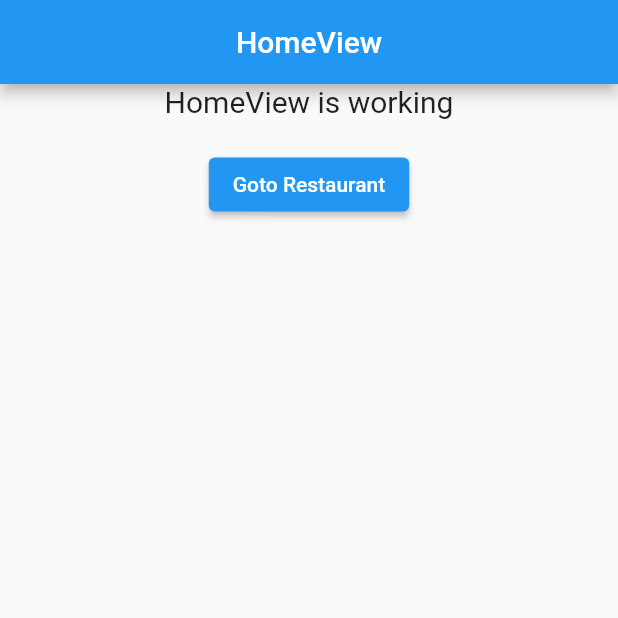
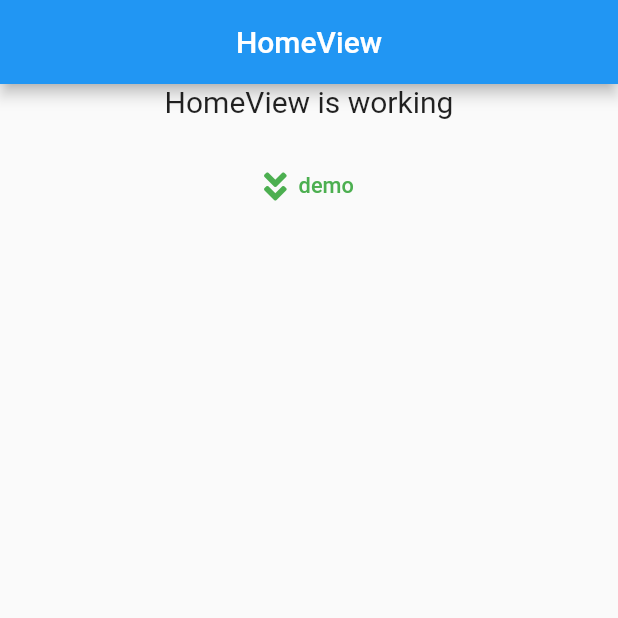
Before and after one commit to tulip36/flutter-app-with-strapi, a Flutter app: the screen it shows after launch, on a phone screen of 412 x 824 dp, the top half of it. Run offline on Flutter 3.47's test engine with Material 2 defaults, Android fonts, the phone set to English and light mode, and no system bars; drawn by our look-alikes of getwidget; our stand-ins replace font_awesome_flutter, get, graphql.

Commit message:
create demo for getwidget package

```diff
--- a/frontend/lib/app/data/providers/restaurant_provider.dart
+++ b/frontend/lib/app/data/providers/restaurant_provider.dart
@@ -21,7 +21,7 @@ class RestaurantProvider {
         }
       }
      """;
-    const int id = 1;
+    // const int id = 1;
 
     final QueryOptions options = QueryOptions(
       document: gql(readRepositories),
--- a/frontend/lib/app/data/services/init_services.dart
+++ b/frontend/lib/app/data/services/init_services.dart
@@ -20,7 +20,7 @@ class DbService extends GetxService {
         'eyJhbGciOiJIUzI1NiIsInR5cCI6IkpXVCJ9.eyJpZCI6MSwiaWF0IjoxNjI5NjU0MTI0LCJleHAiOjE2MzIyNDYxMjR9.Z1QIJCXShPuhe4sZIVQ1llhp9UvNj2luKN5QIIvSfqQ';
 
     final _httpLink = HttpLink(
-      'http://192.168.31.205:1337/graphql',
+      'http://192.168.0.22:1337/graphql',
     );
 
     final _authLink = AuthLink(
--- a/frontend/lib/app/modules/home/views/home_view.dart
+++ b/frontend/lib/app/modules/home/views/home_view.dart
@@ -1,5 +1,7 @@
 import 'package:flutter/material.dart';
-import 'package:frontend/app/modules/restaurant/views/restaurant_view.dart';
+// import 'package:frontend/app/modules/restaurant/views/restaurant_view.dart';
+import 'package:getwidget/getwidget.dart';
+import 'package:font_awesome_flutter/font_awesome_flutter.dart';
 
 import 'package:get/get.dart';
 
@@ -22,9 +24,20 @@ class HomeView extends GetView<HomeController> {
             ),
           ),
           SizedBox(height: 20),
-          ElevatedButton(
-            onPressed: () => Get.toNamed('/restaurant'),
-            child: Text('Goto Restaurant'),
+          GFButton(
+            onPressed: () => Get.toNamed('/demo'),
+            text: 'demo',
+            size: GFSize.LARGE,
+            type: GFButtonType.outline2x,
+            shape: GFButtonShape.pills,
+            hoverColor: Colors.amber,
+            borderSide: BorderSide.none,
+            textColor: Colors.green,
+            icon: FaIcon(FontAwesomeIcons.angleDoubleDown),
+            // focusColor: Colors.amber,
+            // highlightColor: Colors.amber,
+            // splashColor: Colors.amber,
+            // disabledColor: Colors.amber,
           ),
         ],
       ),
--- a/frontend/lib/app/modules/restaurant/views/restaurant_view.dart
+++ b/frontend/lib/app/modules/restaurant/views/restaurant_view.dart
@@ -1,3 +1,5 @@
+import 'dart:developer';
+
 import 'package:flutter/material.dart';
 
 import 'package:get/get.dart';
@@ -7,7 +9,9 @@ import '../controllers/restaurant_controller.dart';
 class RestaurantView extends GetView<RestaurantController> {
   @override
   Widget build(BuildContext context) {
-    print(controller.restaurant.value.name);
+    if (controller.restaurant.value.name == null) {
+      debugger();
+    }
     return Scaffold(
       appBar: AppBar(
         title: Text('RestaurantView'),
--- a/frontend/lib/app/routes/app_pages.dart
+++ b/frontend/lib/app/routes/app_pages.dart
@@ -1,5 +1,7 @@
 import 'package:get/get.dart';
 
+import 'package:frontend/app/modules/demo/bindings/demo_binding.dart';
+import 'package:frontend/app/modules/demo/views/demo_view.dart';
 import 'package:frontend/app/modules/home/bindings/home_binding.dart';
 import 'package:frontend/app/modules/home/views/home_view.dart';
 import 'package:frontend/app/modules/restaurant/bindings/restaurant_binding.dart';
@@ -23,5 +25,10 @@ class AppPages {
       page: () => RestaurantView(),
       binding: RestaurantBinding(),
     ),
+    GetPage(
+      name: _Paths.DEMO,
+      page: () => DemoView(),
+      binding: DemoBinding(),
+    ),
   ];
 }
--- a/frontend/lib/app/routes/app_routes.dart
+++ b/frontend/lib/app/routes/app_routes.dart
@@ -6,9 +6,11 @@ abstract class Routes {
 
   static const HOME = _Paths.HOME;
   static const RESTAURANT = _Paths.RESTAURANT;
+  static const DEMO = _Paths.DEMO;
 }
 
 abstract class _Paths {
   static const HOME = '/home';
   static const RESTAURANT = '/restaurant';
+  static const DEMO = '/demo';
 }
--- a/frontend/pubspec.yaml
+++ b/frontend/pubspec.yaml
@@ -6,10 +6,13 @@ environment:
   sdk: ">=2.12.0 <3.0.0"
 
 dependencies:
+  cupertino_icons: ^1.0.2
   flutter:
     sdk: flutter
-  cupertino_icons: ^1.0.2
+  flutter_screenutil: ^5.0.0+2
+  font_awesome_flutter: ^9.1.0
   get: ^4.1.4
+  getwidget: ^2.0.4
   graphql: ^5.0.0
 
 dev_dependencies:
```
Also changed, not shown: frontend/lib/app/modules/demo/bindings/demo_binding.dart (added, +12 -0 lines), frontend/lib/app/modules/demo/controllers/demo_controller.dart (added, +25 -0 lines), frontend/lib/app/modules/demo/views/demo_view.dart (added, +39 -0 lines), frontend/pubspec.lock, 2 other files.
